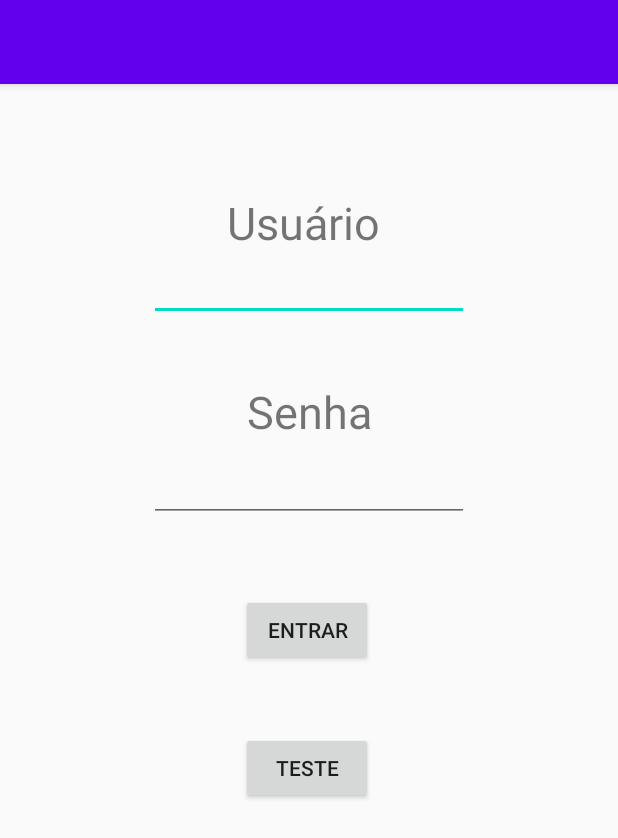
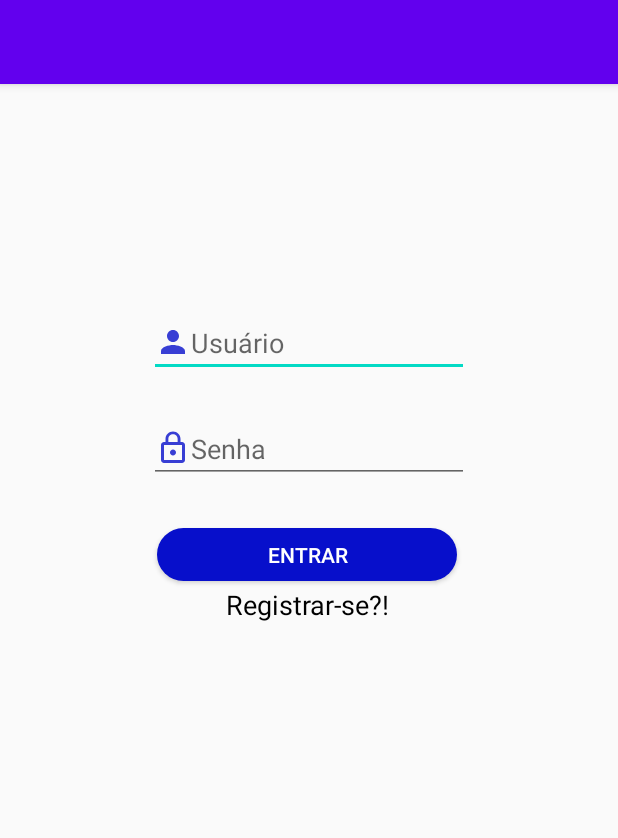
Before and after one commit to felipekennedyalt/AV2, an Android app: the screen it shows after launch (TelaAutenticacao), on a phone screen of 412 x 824 dp. Shown: the top 838 px of the screen. Run offline under Robolectric (Android 15) with nearby library versions, the phone set to English and light mode, and no system bars.

Commit message:
Tela de sobre, botao de denunciar e estilização da tela de autenticar

```diff
--- a/CRUDUsuario/app/src/main/AndroidManifest.xml
+++ b/CRUDUsuario/app/src/main/AndroidManifest.xml
@@ -4,6 +4,7 @@
 
     <uses-permission android:name="android.permission.INTERNET" />
     <uses-permission android:name="android.permission.ACCESS_NETWORK_STATE" />
+    <uses-permission android:name="android.permission.CALL_PHONE" />
 
     <application
         android:allowBackup="true"
@@ -12,7 +13,9 @@
         android:roundIcon="@mipmap/ic_launcher_round"
         android:supportsRtl="true"
         android:theme="@style/AppTheme">
-        <activity android:name=".PrevencaoCorona2"></activity>
+        <activity android:name=".Sobre"></activity>
+        <activity android:name=".Denunciar" />
+        <activity android:name=".PrevencaoCorona2" />
         <activity android:name=".PrevencaoCorona" />
         <activity android:name=".ListaEstados" />
         <activity android:name=".MenuPrincipal" />
--- a/CRUDUsuario/app/src/main/java/com/example/crudusuario/TelaAutenticacao.java
+++ b/CRUDUsuario/app/src/main/java/com/example/crudusuario/TelaAutenticacao.java
@@ -9,6 +9,7 @@ import android.view.View;
 import android.widget.Button;
 import android.widget.EditText;
 import android.widget.ResourceCursorAdapter;
+import android.widget.TextView;
 import android.widget.Toast;
 
 import com.example.crudusuario.webservice.CasosPorEstado;
@@ -29,6 +30,7 @@ public class TelaAutenticacao extends AppCompatActivity {
     EditText txtSenhaAut;
     Button btEntrarAut;
     Button btTest;
+    TextView tvRegistrar;
 
 
     @Override
@@ -39,16 +41,25 @@ public class TelaAutenticacao extends AppCompatActivity {
         txtUsuarioAut = findViewById(R.id.txtUsuarioAut);
         txtSenhaAut = findViewById(R.id.txtSenhaAut);
         btEntrarAut = findViewById(R.id.btEntrarAut);
-        btTest = findViewById(R.id.btTeste);
+        tvRegistrar = findViewById(R.id.tvRegistrar);
+       // btTest = findViewById(R.id.btTeste);
         final Util util = new Util();
 
-        btTest.setOnClickListener(new View.OnClickListener() {
+
+        tvRegistrar.setOnClickListener(new View.OnClickListener() {
             @Override
             public void onClick(View v) {
-                startActivity(new Intent(TelaAutenticacao.this, ListaEstados.class));
-
+                startActivity(new Intent(TelaAutenticacao.this, MainActivity.class));
             }
         });
+
+       // btTest.setOnClickListener(new View.OnClickListener() {
+         //   @Override
+           // public void onClick(View v) {
+         //       startActivity(new Intent(TelaAutenticacao.this, Denunciar.class));
+
+        //     }
+      //  });
 
 
         btEntrarAut.setOnClickListener(new View.OnClickListener() {
@@ -63,7 +74,7 @@ public class TelaAutenticacao extends AppCompatActivity {
     public void autenticarUsuario(String login, String senha){
         OkHttpClient client = new OkHttpClient();
         Request request;
-        String url = "http://192.168.1.4:8080/webservice/usuario/autenticar.php?"+
+        String url = "http://192.168.1.3/webservice/usuario/autenticar.php?"+
                 "login="+login+
                 "&senha="+senha;
         request = new Request.Builder()
--- /dev/null
+++ b/CRUDUsuario/app/src/main/res/drawable-anydpi/ic_action_senha.xml
@@ -0,0 +1,11 @@
+<vector xmlns:android="http://schemas.android.com/apk/res/android"
+    android:width="24dp"
+    android:height="24dp"
+    android:viewportWidth="24"
+    android:viewportHeight="24"
+    android:tint="#070FCB"
+    android:alpha="0.8">
+    <path
+        android:fillColor="#FF000000"
+        android:pathData="M12,17c1.1,0 2,-0.9 2,-2s-0.9,-2 -2,-2 -2,0.9 -2,2 0.9,2 2,2zM18,8h-1L17,6c0,-2.76 -2.24,-5 -5,-5S7,3.24 7,6v2L6,8c-1.1,0 -2,0.9 -2,2v10c0,1.1 0.9,2 2,2h12c1.1,0 2,-0.9 2,-2L20,10c0,-1.1 -0.9,-2 -2,-2zM8.9,6c0,-1.71 1.39,-3.1 3.1,-3.1s3.1,1.39 3.1,3.1v2L8.9,8L8.9,6zM18,20L6,20L6,10h12v10z"/>
+</vector>
--- /dev/null
+++ b/CRUDUsuario/app/src/main/res/drawable-anydpi/ic_action_usuario.xml
@@ -0,0 +1,11 @@
+<vector xmlns:android="http://schemas.android.com/apk/res/android"
+    android:width="24dp"
+    android:height="24dp"
+    android:viewportWidth="24"
+    android:viewportHeight="24"
+    android:tint="#070FCB"
+    android:alpha="0.8">
+    <path
+        android:fillColor="#FF000000"
+        android:pathData="M12,12c2.21,0 4,-1.79 4,-4s-1.79,-4 -4,-4 -4,1.79 -4,4 1.79,4 4,4zM12,14c-2.67,0 -8,1.34 -8,4v2h16v-2c0,-2.66 -5.33,-4 -8,-4z"/>
+</vector>
--- /dev/null
+++ b/CRUDUsuario/app/src/main/res/drawable/botao_util.xml
@@ -0,0 +1,9 @@
+<?xml version="1.0" encoding="utf-8"?>
+
+<shape xmlns:android="http://schemas.android.com/apk/res/android">
+    android:shape="rectangle">
+    <solid android:color="#070FCB"></solid>
+    <corners android:radius="100dp"></corners>
+
+
+</shape>
--- a/CRUDUsuario/app/src/main/res/layout/activity_tela_autenticacao.xml
+++ b/CRUDUsuario/app/src/main/res/layout/activity_tela_autenticacao.xml
@@ -6,45 +6,27 @@
     android:layout_height="match_parent"
     tools:context=".TelaAutenticacao">
 
-    <TextView
-        android:id="@+id/textView48"
-        android:layout_width="wrap_content"
-        android:layout_height="wrap_content"
-        android:layout_marginTop="72dp"
-        android:text="Usuário"
-        android:textSize="30sp"
-        app:layout_constraintEnd_toEndOf="parent"
-        app:layout_constraintHorizontal_bias="0.488"
-        app:layout_constraintStart_toStartOf="parent"
-        app:layout_constraintTop_toTopOf="parent" />
-
-    <TextView
-        android:id="@+id/textView5"
-        android:layout_width="wrap_content"
-        android:layout_height="wrap_content"
-        android:layout_marginTop="40dp"
-        android:text="Senha"
-        android:textSize="30sp"
-        app:layout_constraintEnd_toEndOf="parent"
-        app:layout_constraintStart_toStartOf="parent"
-        app:layout_constraintTop_toBottomOf="@+id/txtUsuarioAut" />
-
     <EditText
         android:id="@+id/txtUsuarioAut"
         android:layout_width="wrap_content"
         android:layout_height="wrap_content"
+        android:layout_marginTop="150dp"
+        android:drawableLeft="@drawable/ic_action_usuario"
         android:ems="10"
+        android:hint="Usuário"
         android:inputType="textPersonName"
         app:layout_constraintEnd_toEndOf="parent"
         app:layout_constraintStart_toStartOf="parent"
-        app:layout_constraintTop_toBottomOf="@+id/textView48" />
+        app:layout_constraintTop_toTopOf="parent" />
 
     <Button
         android:id="@+id/btEntrarAut"
-        android:layout_width="wrap_content"
-        android:layout_height="wrap_content"
-        android:layout_marginTop="48dp"
+        android:layout_width="200dp"
+        android:layout_height="35dp"
+        android:layout_marginTop="30dp"
+        android:background="@drawable/botao_util"
         android:text="Entrar"
+        android:textColor="#FFFFFF"
         app:layout_constraintEnd_toEndOf="parent"
         app:layout_constraintHorizontal_bias="0.495"
         app:layout_constraintStart_toStartOf="parent"
@@ -54,21 +36,25 @@
         android:id="@+id/txtSenhaAut"
         android:layout_width="wrap_content"
         android:layout_height="wrap_content"
-        android:layout_marginTop="8dp"
+        android:layout_marginTop="25dp"
+        android:drawableLeft="@drawable/ic_action_senha"
         android:ems="10"
+        android:hint="Senha"
         android:inputType="textPassword"
         app:layout_constraintEnd_toEndOf="parent"
         app:layout_constraintStart_toStartOf="parent"
-        app:layout_constraintTop_toBottomOf="@+id/textView5" />
+        app:layout_constraintTop_toBottomOf="@+id/txtUsuarioAut" />
 
-    <Button
-        android:id="@+id/btTeste"
+    <TextView
+        android:id="@+id/tvRegistrar"
         android:layout_width="wrap_content"
         android:layout_height="wrap_content"
-        android:layout_marginTop="44dp"
-        android:text="Teste"
+        android:layout_marginTop="3dp"
+        android:text="Registrar-se?!"
+        android:textColor="#000000"
+        android:textSize="18sp"
         app:layout_constraintEnd_toEndOf="parent"
-        app:layout_constraintHorizontal_bias="0.495"
+        app:layout_constraintHorizontal_bias="0.498"
         app:layout_constraintStart_toStartOf="parent"
         app:layout_constraintTop_toBottomOf="@+id/btEntrarAut" />
 
--- a/CRUDUsuario/build.gradle
+++ b/CRUDUsuario/build.gradle
@@ -8,7 +8,7 @@ buildscript {
 
     }
     dependencies {
-        classpath 'com.android.tools.build:gradle:3.6.1'
+        classpath 'com.android.tools.build:gradle:3.6.3'
 
 
         // NOTE: Do not place your application dependencies here; they belong
```
Also changed, not shown: CRUDUsuario/app/src/main/java/com/example/crudusuario/Denunciar.java (added, +54 -0 lines), CRUDUsuario/app/src/main/java/com/example/crudusuario/DialogUtil.java (added, +23 -0 lines), CRUDUsuario/app/src/main/java/com/example/crudusuario/Sobre.java (added, +70 -0 lines), CRUDUsuario/app/src/main/res/layout/activity_denunciar.xml (added, +18 -0 lines), CRUDUsuario/app/src/main/res/layout/activity_sobre.xml (added, +60 -0 lines), CRUDUsuario/app/src/main/res/drawable-hdpi/ic_action_senha.png (added), CRUDUsuario/app/src/main/res/drawable-hdpi/ic_action_usuario.png (added), CRUDUsuario/app/src/main/res/drawable-mdpi/ic_action_senha.png (added), CRUDUsuario/app/src/main/res/drawable-mdpi/ic_action_usuario.png (added), CRUDUsuario/app/src/main/res/drawable-xhdpi/ic_action_senha.png (added), CRUDUsuario/app/src/main/res/drawable-xhdpi/ic_action_usuario.png (added), CRUDUsuario/app/src/main/res/drawable-xxhdpi/ic_action_senha.png (added), CRUDUsuario/app/src/main/res/drawable-xxhdpi/ic_action_usuario.png (added).
